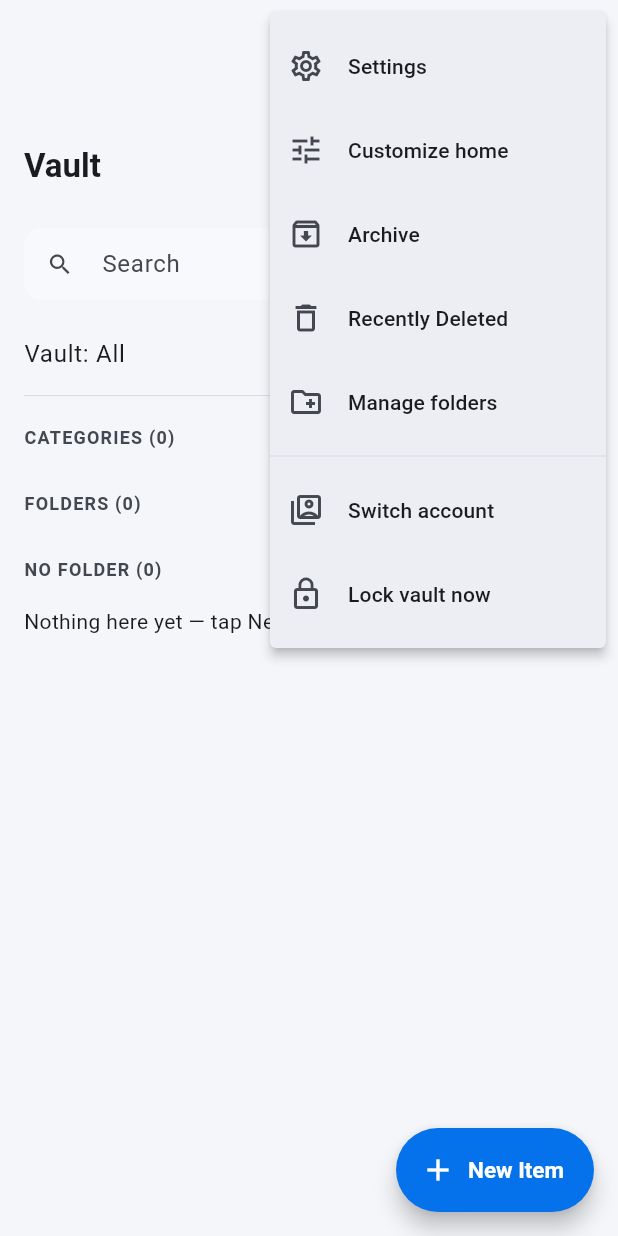
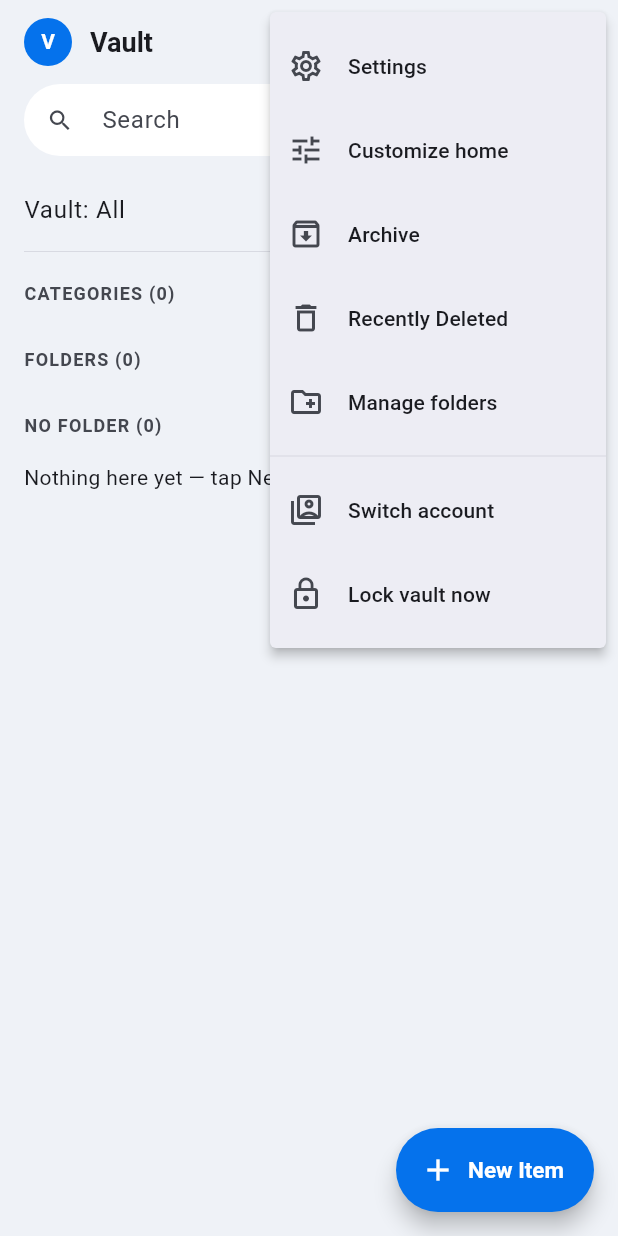
Before and after one commit to breaking-bash/securevault, a Flutter app: the _VaultTab screen opened directly, after a tap on the "vpn key" icon, on a phone screen of 412 x 824 dp. Run offline on Flutter 3.47's test engine with Material 3 defaults, Android fonts, the phone set to English and light mode, and no system bars; our stand-ins replace file_picker, flutter_secure_storage, local_auth, pdf, qr_flutter, sqflite_common_ffi; missing offline and left inert: base32, cryptography, local_auth_android, mobile_scanner, otp; accounts and stored records are empty.

Commit message:
1Password-style UI: grouped inset cards, avatar header, pill search, centered item header, rounded sheets
Co-authored-by: Copilot App <223556219+Copilot@users.noreply.github.com>

```diff
--- a/lib/ui/screens/home_screen.dart
+++ b/lib/ui/screens/home_screen.dart
@@ -131,9 +131,30 @@ class _VaultTabState extends State<_VaultTab> {
       body: CustomScrollView(
         controller: _scroll,
         slivers: [
-          SliverAppBar.large(
-            title: Text(state.account?.name ?? 'Vault'),
-            actions: [_menu(context, state)],
+          SliverAppBar(
+            pinned: true,
+            titleSpacing: 16,
+            title: Row(children: [
+              CircleAvatar(
+                radius: 16,
+                backgroundColor: Theme.of(context).colorScheme.primary,
+                child: Text(
+                  (state.account?.name ?? 'V').characters.first.toUpperCase(),
+                  style: const TextStyle(
+                      color: Colors.white,
+                      fontSize: 14,
+                      fontWeight: FontWeight.w700),
+                ),
+              ),
+              const SizedBox(width: 12),
+              Flexible(
+                child: Text(state.account?.name ?? 'Vault',
+                    overflow: TextOverflow.ellipsis,
+                    style: const TextStyle(
+                        fontSize: 18, fontWeight: FontWeight.w700)),
+              ),
+            ]),
+            actions: [_menu(context, state), const SizedBox(width: 4)],
           ),
           SliverToBoxAdapter(
             child: Padding(
@@ -143,6 +164,14 @@ class _VaultTabState extends State<_VaultTab> {
                 onChanged: (v) => setState(() => _query = v),
                 decoration: InputDecoration(
                   hintText: 'Search',
+                  filled: true,
+                  fillColor: Theme.of(context).colorScheme.surfaceContainerHighest,
+                  border: OutlineInputBorder(
+                      borderRadius: BorderRadius.circular(28),
+                      borderSide: BorderSide.none),
+                  enabledBorder: OutlineInputBorder(
+                      borderRadius: BorderRadius.circular(28),
+                      borderSide: BorderSide.none),
                   prefixIcon: const Icon(Icons.search),
                   suffixIcon: _query.isEmpty
                       ? null
@@ -296,10 +325,10 @@ class _VaultTabState extends State<_VaultTab> {
       ],
       if (show('categories')) _SectionHeader('CATEGORIES', typeCount),
       if (show('categories'))
+      SliverToBoxAdapter(child: _Group(children: [
       for (final t in ItemTemplates.pickerOrder)
         if (state.activeEntries.any((e) => e.type == t))
-          SliverToBoxAdapter(
-            child: _VaultRow(
+            _VaultRow(
               icon: ItemTemplates.of(t).icon,
               color: ItemTemplates.of(t).color,
               label: ItemTemplates.of(t).label,
@@ -311,10 +340,8 @@ class _VaultTabState extends State<_VaultTab> {
                     entryType: t),
               )),
             ),
-          ),
-      if (show('categories') && state.notes.isNotEmpty)
-        SliverToBoxAdapter(
-          child: _VaultRow(
+      if (state.notes.isNotEmpty)
+          _VaultRow(
             icon: Icons.sticky_note_2_outlined,
             color: ItemTemplates.noteColor,
             label: 'Secure Note',
@@ -324,14 +351,13 @@ class _VaultTabState extends State<_VaultTab> {
                   title: 'Secure Note', filter: GroupFilter.notes),
             )),
           ),
-        ),
+      ])),
       if (show('folders')) _SectionHeader('FOLDERS', state.folders.length),
-      if (show('folders'))
-      ...state.folders.map((f) {
+      if (show('folders') && state.folders.isNotEmpty)
+      SliverToBoxAdapter(child: _Group(children: state.folders.map((f) {
         final count = state.activeEntries.where((e) => e.folderId == f.id).length +
             state.notes.where((n) => n.folderId == f.id).length;
-        return SliverToBoxAdapter(
-          child: _VaultRow(
+        return _VaultRow(
             icon: Icons.folder_outlined,
             color: const Color(0xFF6B7A90),
             label: f.name,
@@ -340,9 +366,8 @@ class _VaultTabState extends State<_VaultTab> {
               builder: (_) => GroupListScreen(
                   title: f.name, filter: GroupFilter.folder, folderId: f.id),
             )),
-          ),
         );
-      }),
+      }).toList())),
       if (show('noFolder')) _SectionHeader('NO FOLDER', noFolderCount),
       if (show('noFolder') && noFolderCount == 0)
         const SliverToBoxAdapter(
@@ -351,11 +376,11 @@ class _VaultTabState extends State<_VaultTab> {
             child: Text('Nothing here yet — tap New Item to add one.'),
           ),
         ),
-      if (show('noFolder'))
-      SliverList.list(children: [
+      if (show('noFolder') && noFolderCount > 0)
+      SliverToBoxAdapter(child: _Group(children: [
         ...noFolderEntries.map((e) => _EntryRow(entry: e)),
         ...noFolderNotes.map((n) => _NoteRow(note: n)),
-      ]),
+      ])),
     ];
   }
 
@@ -375,10 +400,13 @@ class _VaultTabState extends State<_VaultTab> {
     }
     return [
       if (entries.isNotEmpty) _SectionHeader('ITEMS', entries.length),
-      SliverList.list(
-          children: entries.map((e) => _EntryRow(entry: e)).toList()),
+      if (entries.isNotEmpty)
+        SliverToBoxAdapter(
+            child: _Group(children: entries.map((e) => _EntryRow(entry: e)).toList())),
       if (notes.isNotEmpty) _SectionHeader('SECURE NOTES', notes.length),
-      SliverList.list(children: notes.map((n) => _NoteRow(note: n)).toList()),
+      if (notes.isNotEmpty)
+        SliverToBoxAdapter(
+            child: _Group(children: notes.map((n) => _NoteRow(note: n)).toList())),
     ];
   }
 }
@@ -422,6 +450,31 @@ class _SectionHeader extends StatelessWidget {
   }
 }
 
+/// Rounded inset card that joins rows with hairline dividers (1Password style).
+class _Group extends StatelessWidget {
+  final List<Widget> children;
+  const _Group({required this.children});
+
+  @override
+  Widget build(BuildContext context) {
+    final scheme = Theme.of(context).colorScheme;
+    return Padding(
+      padding: const EdgeInsets.symmetric(horizontal: 16),
+      child: Material(
+        color: scheme.surfaceContainerHighest,
+        borderRadius: BorderRadius.circular(16),
+        clipBehavior: Clip.antiAlias,
+        child: Column(children: [
+          for (var i = 0; i < children.length; i++) ...[
+            if (i > 0) const Divider(height: 0, indent: 68),
+            children[i],
+          ],
+        ]),
+      ),
+    );
+  }
+}
+
 /// A group/type/folder row: leading outline icon, label, trailing count + chevron.
 class _VaultRow extends StatelessWidget {
   final IconData icon;
@@ -440,9 +493,7 @@ class _VaultRow extends StatelessWidget {
   @override
   Widget build(BuildContext context) {
     final scheme = Theme.of(context).colorScheme;
-    return Column(
-      children: [
-        ListTile(
+    return ListTile(
           leading: TypeTile(icon: icon, color: color, size: 36),
           title: Text(label),
           trailing: Row(
@@ -454,9 +505,6 @@ class _VaultRow extends StatelessWidget {
             ],
           ),
           onTap: onTap,
-        ),
-        const Divider(height: 0, indent: 16, endIndent: 16),
-      ],
     );
   }
 }
@@ -469,9 +517,7 @@ class _EntryRow extends StatelessWidget {
   @override
   Widget build(BuildContext context) {
     final state = context.read<VaultState>();
-    return Column(
-      children: [
-        ListTile(
+    return ListTile(
           leading: TypeTile(
               icon: ItemTemplates.of(entry.type).icon,
               color: ItemTemplates.of(entry.type).color,
@@ -497,9 +543,6 @@ class _EntryRow extends StatelessWidget {
                 ),
           onTap: () => Navigator.of(context).push(MaterialPageRoute(
               builder: (_) => EntryDetailScreen(entryId: entry.id))),
-        ),
-        const Divider(height: 0, indent: 16, endIndent: 16),
-      ],
     );
   }
 }
@@ -511,9 +554,7 @@ class _NoteRow extends StatelessWidget {
 
   @override
   Widget build(BuildContext context) {
-    return Column(
-      children: [
-        ListTile(
+    return ListTile(
           leading: const TypeTile(
               icon: Icons.sticky_note_2_outlined,
               color: ItemTemplates.noteColor),
@@ -525,9 +566,6 @@ class _NoteRow extends StatelessWidget {
           trailing: const Icon(Icons.chevron_right),
           onTap: () => Navigator.of(context).push(MaterialPageRoute(
               builder: (_) => NoteEditScreen(noteId: note.id))),
-        ),
-        const Divider(height: 0, indent: 16, endIndent: 16),
-      ],
     );
   }
 }
--- a/lib/ui/theme.dart
+++ b/lib/ui/theme.dart
@@ -9,9 +9,9 @@ ThemeData _base(Brightness brightness) {
     brightness: brightness,
   ).copyWith(
     primary: isLight ? const Color(0xFF0572EC) : const Color(0xFF4C9AFF),
-    surface: isLight ? const Color(0xFFF4F6FA) : const Color(0xFF0E1726),
+    surface: isLight ? const Color(0xFFEFF2F7) : const Color(0xFF0B1424),
     surfaceContainerHighest:
-        isLight ? const Color(0xFFFFFFFF) : const Color(0xFF1A2740),
+        isLight ? const Color(0xFFFFFFFF) : const Color(0xFF16233A),
   );
   return ThemeData(
     useMaterial3: true,
```
Also changed, not shown: lib/ui/screens/entry_detail_screen.dart (+10 -12 lines).
